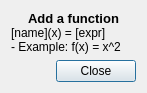
Qt form src/manualdialog.ui (gitGNU/gnu_siplot) before a commit.
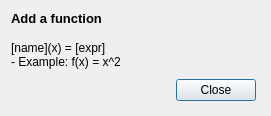
The same form after that commit.

```diff
--- a/src/manualdialog.ui
+++ b/src/manualdialog.ui
@@ -6,8 +6,8 @@
    <rect>
     <x>0</x>
     <y>0</y>
-    <width>147</width>
-    <height>83</height>
+    <width>271</width>
+    <height>108</height>
    </rect>
   </property>
   <property name="windowTitle">
@@ -21,7 +21,8 @@
 &lt;html&gt;&lt;head&gt;&lt;meta name=&quot;qrichtext&quot; content=&quot;1&quot; /&gt;&lt;style type=&quot;text/css&quot;&gt;
 p, li { white-space: pre-wrap; }
 &lt;/style&gt;&lt;/head&gt;&lt;body style=&quot; font-family:'Sans Serif'; font-size:9pt; font-weight:400; font-style:normal;&quot;&gt;
-&lt;p align=&quot;center&quot; style=&quot; margin-top:0px; margin-bottom:0px; margin-left:0px; margin-right:0px; -qt-block-indent:0; text-indent:0px;&quot;&gt;&lt;span style=&quot; font-size:10pt; font-weight:600;&quot;&gt;Add a function&lt;/span&gt;&lt;/p&gt;
+&lt;p style=&quot; margin-top:0px; margin-bottom:0px; margin-left:0px; margin-right:0px; -qt-block-indent:0; text-indent:0px;&quot;&gt;&lt;span style=&quot; font-size:10pt; font-weight:600;&quot;&gt;Add a function&lt;/span&gt;&lt;/p&gt;
+&lt;p style=&quot;-qt-paragraph-type:empty; margin-top:0px; margin-bottom:0px; margin-left:0px; margin-right:0px; -qt-block-indent:0; text-indent:0px; font-size:10pt; font-weight:600;&quot;&gt;&lt;/p&gt;
 &lt;p style=&quot; margin-top:0px; margin-bottom:0px; margin-left:0px; margin-right:0px; -qt-block-indent:0; text-indent:0px;&quot;&gt;[name](x) = [expr]&lt;/p&gt;
 &lt;p style=&quot; margin-top:0px; margin-bottom:0px; margin-left:0px; margin-right:0px; -qt-block-indent:0; text-indent:0px;&quot;&gt;- Example: f(x) = x^2&lt;/p&gt;&lt;/body&gt;&lt;/html&gt;</string>
      </property>
@@ -40,10 +41,10 @@
      </property>
      <layout class="QHBoxLayout" name="horizontalLayout">
       <property name="spacing">
-       <number>0</number>
+       <number>-1</number>
       </property>
       <property name="margin">
-       <number>0</number>
+       <number>4</number>
       </property>
       <item>
        <spacer name="horizontalSpacer">
```
